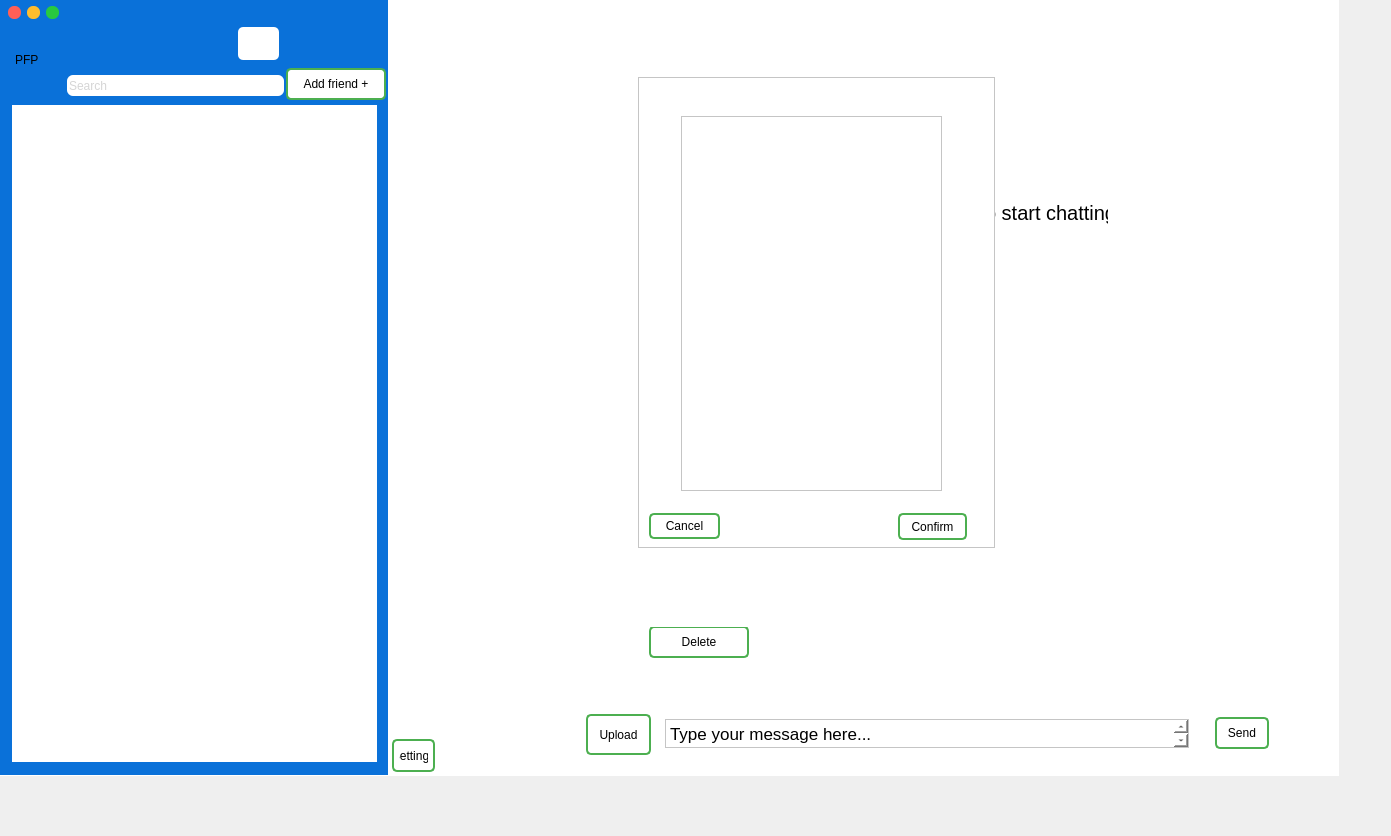
Before: the Qt Designer form Forms/mainwindow.ui in JustinGetty/LotusAppClient, drawn with Qt 5.
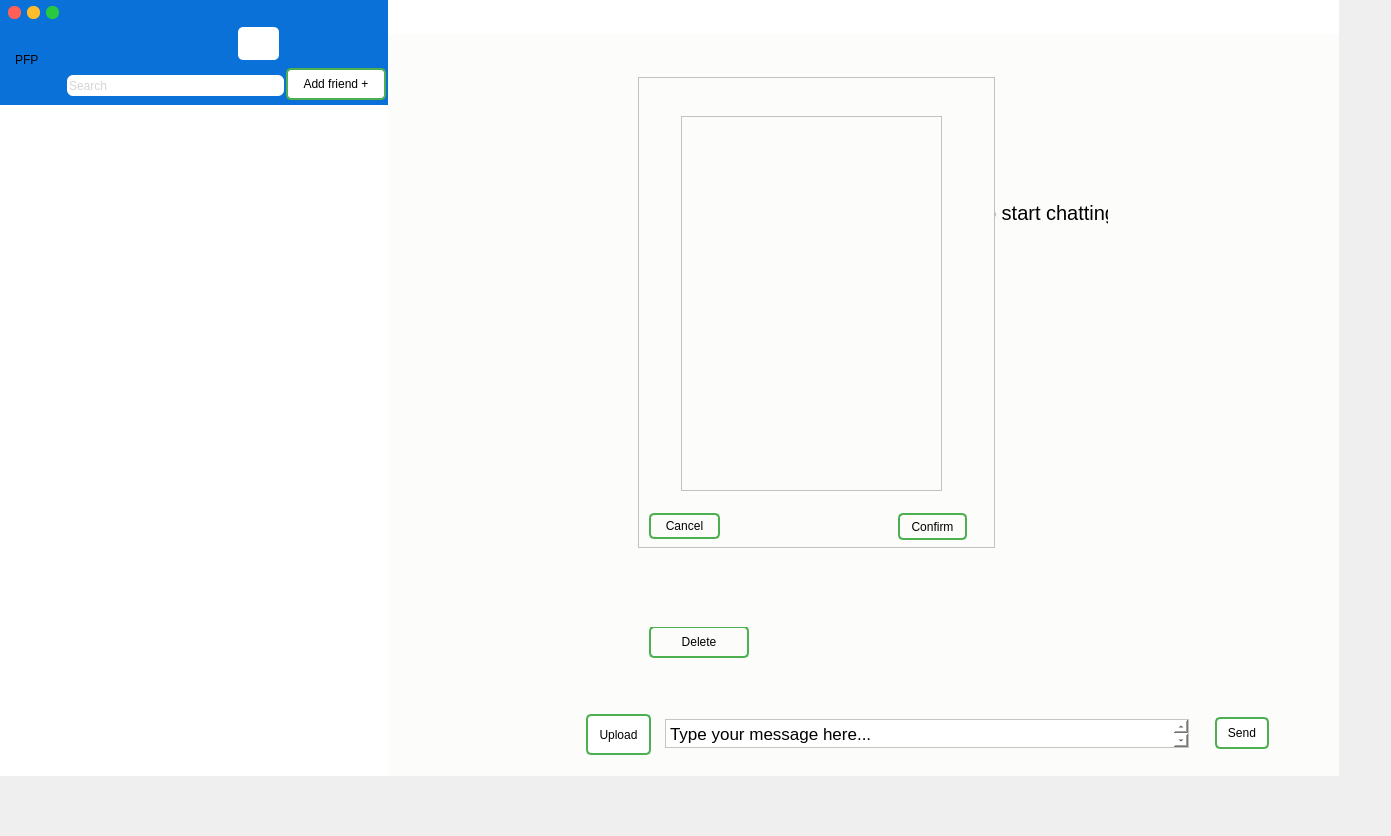
After: the same form once the commit is applied.

Commit message: Styling on convo page

```diff
--- a/Forms/mainwindow.ui
+++ b/Forms/mainwindow.ui
@@ -745,6 +745,12 @@
          <height>658</height>
         </rect>
        </property>
+       <property name="styleSheet">
+        <string notr="true">QWidget
+{
+background-color: #fcfcfb;
+}</string>
+       </property>
        <widget class="QLabel" name="EmptyChatLabel">
         <property name="geometry">
          <rect>
@@ -941,12 +947,18 @@
        <widget class="QScrollArea" name="scrollAreaMainPageFriends">
         <property name="geometry">
          <rect>
-          <x>12</x>
+          <x>0</x>
           <y>105</y>
-          <width>365</width>
-          <height>657</height>
+          <width>388</width>
+          <height>670</height>
          </rect>
         </property>
+        <property name="styleSheet">
+         <string notr="true">QScrollArea
+{
+border-radius: 0;
+}</string>
+        </property>
         <property name="widgetResizable">
          <bool>true</bool>
         </property>
@@ -955,13 +967,13 @@
           <rect>
            <x>0</x>
            <y>0</y>
-           <width>365</width>
-           <height>657</height>
+           <width>388</width>
+           <height>670</height>
           </rect>
          </property>
         </widget>
        </widget>
-       <widget class="QLineEdit" name="lineEdit">
+       <widget class="QLineEdit" name="search_bar">
         <property name="geometry">
          <rect>
           <x>67</x>
@@ -1024,6 +1036,12 @@
          <string/>
         </property>
        </widget>
+       <zorder>add_friend_window_btn</zorder>
+       <zorder>profile_pic_main_label</zorder>
+       <zorder>scrollAreaMainPageFriends</zorder>
+       <zorder>RefreshConversations</zorder>
+       <zorder>NewConversationButton</zorder>
+       <zorder>search_bar</zorder>
       </widget>
       <widget class="QPushButton" name="to_settings_from_main_btn">
        <property name="geometry">
@@ -1043,12 +1061,29 @@
         <string>Settings</string>
        </property>
       </widget>
+      <widget class="QWidget" name="widget_2" native="true">
+       <property name="geometry">
+        <rect>
+         <x>388</x>
+         <y>690</y>
+         <width>950</width>
+         <height>89</height>
+        </rect>
+       </property>
+       <property name="styleSheet">
+        <string notr="true">QWidget
+{
+background-color: #fcfcfb;
+}</string>
+       </property>
+      </widget>
       <zorder>main_left_panel_frame</zorder>
       <zorder>TextBrowserParentWidget</zorder>
-      <zorder>Send_Message_Button</zorder>
+      <zorder>to_settings_from_main_btn</zorder>
+      <zorder>widget_2</zorder>
       <zorder>Message_Input_Label</zorder>
+      <zorder>Send_Message_Button</zorder>
       <zorder>uploadButton</zorder>
-      <zorder>to_settings_from_main_btn</zorder>
      </widget>
     </widget>
     <widget class="QWidget" name="login_window">
@@ -1985,7 +2020,7 @@
       <x>0</x>
       <y>0</y>
       <width>1337</width>
-      <height>30</height>
+      <height>36</height>
      </rect>
     </property>
     <property name="styleSheet">
```
The commit also changes 2 other files.
